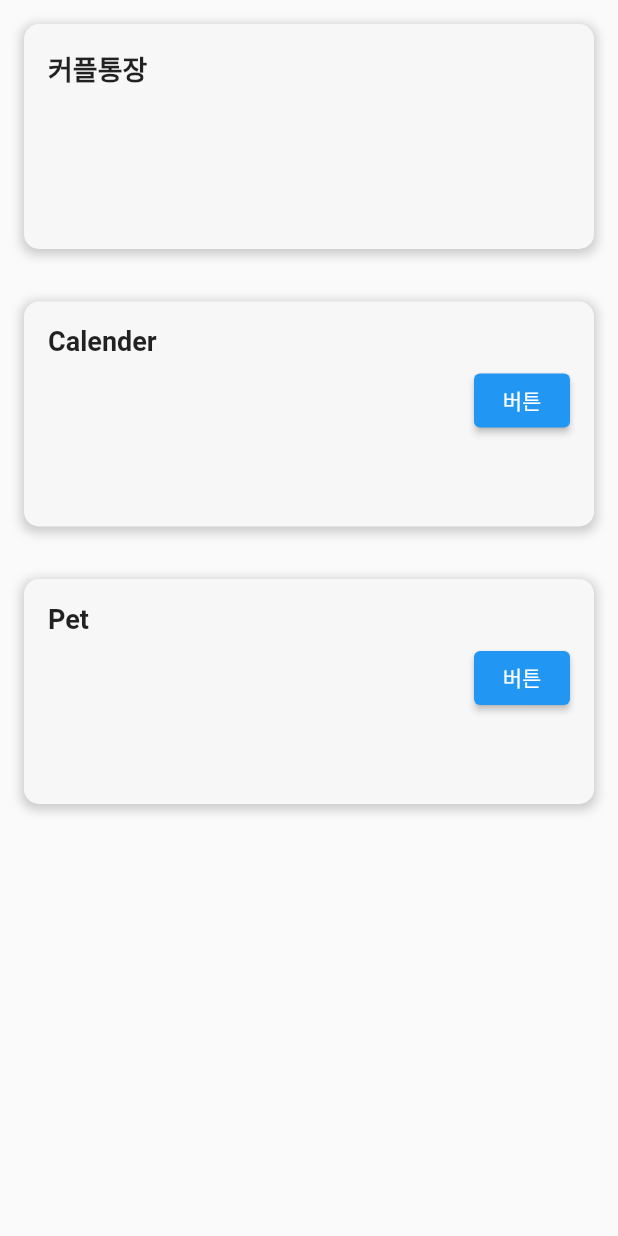
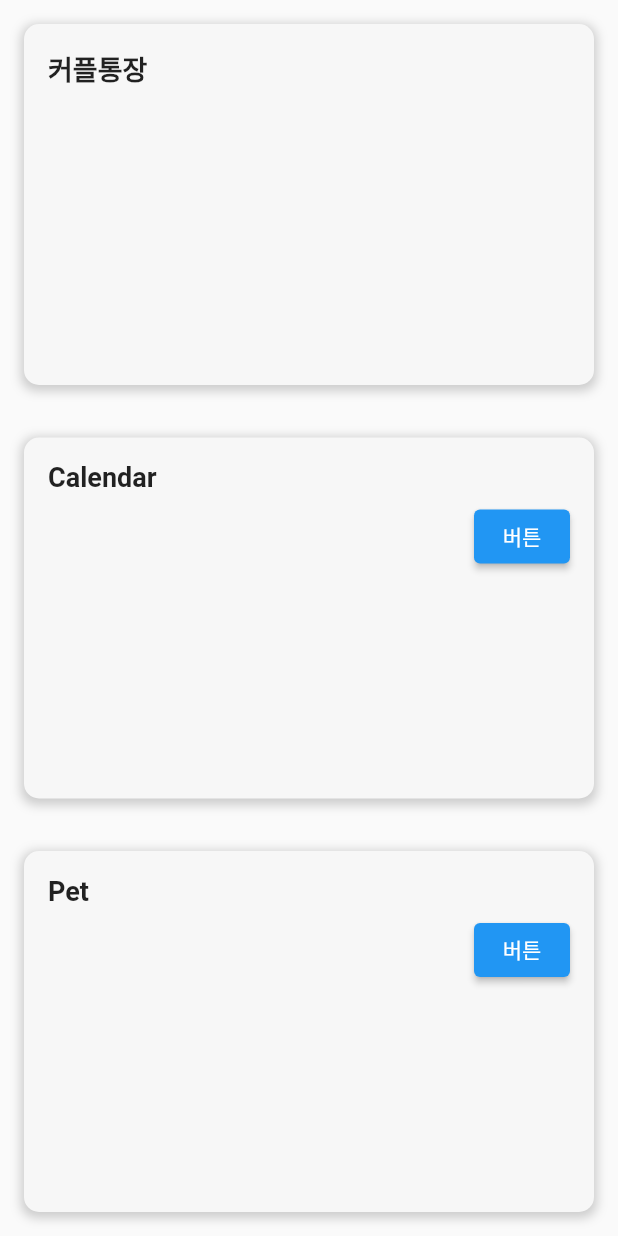
Before and after one commit to Love-SOL/Love_SOL, a Flutter app: the CouplePage widget shown alone on an empty page, opened directly, on a phone screen of 412 x 824 dp. Run offline on Flutter 3.47's test engine with Material 2 defaults, Android fonts, the phone set to English and light mode, and no system bars; our stand-ins replace image_picker; missing offline and left inert: cr_calendar.

Commit message:
refactor: 커플페이지 수정 - flex

```diff
--- a/frontend/lib/homePage.dart
+++ b/frontend/lib/homePage.dart
@@ -459,34 +459,43 @@ class CouplePage extends StatelessWidget {
   Widget build(BuildContext context) {
     return Align(
       alignment: Alignment.topLeft,
-      child: Column(
+      child:
+      Column(
         children: [
-          buildContainer('커플통장', Color(0xFFF7F7F7), null), // 첫 번째 컨테이너
+          Expanded(
+            flex: 1,
+            child: buildContainer('커플통장', Color(0xFFF7F7F7), null),
+          ),
           SizedBox(height: 3),
-          buildContainer(
-            'Calender',
+          Expanded(
+            flex: 1,
+            child: buildContainer(
+              'Calendar',
               Color(0xFFF7F7F7),
                   () {
                 Navigator.of(context).push(
                   MaterialPageRoute(
-                  builder: (context) => CalendarPage(), // CalenderPage로 이동
+                    builder: (context) => CalendarPage(),
                   ),
                 );
               },
             ),
+          ),
           SizedBox(height: 3),
-          buildContainer(
+          Expanded(
+            flex: 1,
+            child: buildContainer(
               'Pet',
               Color(0xFFF7F7F7),
                   () {
-              // Calender 페이지로 이동하는 코드
                 Navigator.of(context).push(
                   MaterialPageRoute(
-                  builder: (context) => PetPage(), // CalenderPage로 이동
+                    builder: (context) => PetPage(),
                   ),
                 );
               },
-          ), // 두 번째 컨테이너 (버튼 추가) // 세 번째 컨테이너 (예시)
+            ),
+          ),
         ],
       ),
     );
```
Lines whose indentation alone changed are shown as unchanged.
